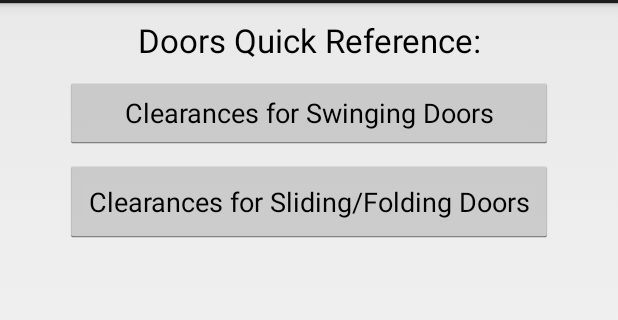
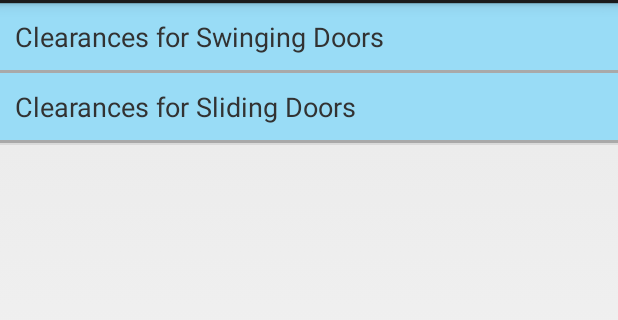
Before and after one commit to SCCapstone/ADAUSC, an Android app: the CalculatorScreen screen opened directly, with no data from a screen before it, after a tap on "Door Dimensions", on a phone screen of 412 x 824 dp, the part 69-389 px from its top. Run offline under Robolectric (Android 15) with nearby library versions, the phone set to English and light mode, and no system bars.

Commit message:
New Layout Doors Quick Reference
Different layout for the doors section of the quick reference

```diff
--- a/app/src/main/AndroidManifest.xml
+++ b/app/src/main/AndroidManifest.xml
@@ -137,6 +137,16 @@
                 android:value="sc.edu.cse.adausc.CalculatorScreen" />
         </activity>
 
+        <activity
+            android:label="@string/calc_doors_label"
+            android:name="edu.sc.cse.adausc.QRdoors"
+            android:parentActivityName="edu.sc.cse.adausc.CalculatorScreen">
+            <!-- Parent activity meta-data to support 4.0 and lower -->
+            <meta-data
+                android:name="android.support.PARENT_ACTIVITY"
+                android:value="sc.edu.cse.adausc.CalculatorScreen" />
+        </activity>
+
     </application>
 
 </manifest>
--- a/app/src/main/java/edu/sc/cse/adausc/CalculatorScreen.java
+++ b/app/src/main/java/edu/sc/cse/adausc/CalculatorScreen.java
@@ -71,10 +71,18 @@ public class CalculatorScreen extends Activity {
         });
 
 
+        /*btnDoors.setOnClickListener(new View.OnClickListener() {
+            @Override
+            public void onClick(View viewDoors) {
+                Intent doors = new Intent (CalculatorScreen.this, CalcDoors.class);
+                startActivity((doors));
+            }
+        });*/
+
         btnDoors.setOnClickListener(new View.OnClickListener() {
             @Override
             public void onClick(View viewDoors) {
-                Intent doors = new Intent (CalculatorScreen.this, CalcDoors.class);
+                Intent doors = new Intent (CalculatorScreen.this, QRdoors.class);
                 startActivity((doors));
             }
         });
--- /dev/null
+++ b/app/src/main/java/edu/sc/cse/adausc/QRdoors.java
@@ -0,0 +1,92 @@
+package edu.sc.cse.adausc;
+
+import android.app.Activity;
+import android.content.Context;
+import android.content.Intent;
+import android.os.Bundle;
+import android.text.method.LinkMovementMethod;
+import android.view.Menu;
+import android.view.MenuItem;
+import android.view.View;
+import android.view.ViewGroup;
+import android.view.WindowManager;
+import android.view.inputmethod.InputMethodManager;
+import android.widget.Button;
+import android.widget.TextView;
+import android.widget.EditText;
+
+/**
+ * Created by David on 3/21/2015.
+ */
+public class QRdoors extends Activity{
+
+
+    TextView content1;
+    TextView content2;
+    @Override
+    protected void onCreate(Bundle savedInstanceState) {
+        super.onCreate(savedInstanceState);
+        setContentView(R.layout.activity_qr_doors);
+
+        //enable return to home from action bar
+        getActionBar().setDisplayHomeAsUpEnabled(true);
+
+        content1 = (TextView) findViewById(R.id.contentTextView1);
+        content2 = (TextView) findViewById(R.id.contentTextView2);
+
+        content1.setVisibility(View.GONE);
+        content2.setVisibility(View.GONE);
+    }
+
+    public void toggle_contents(View view1){
+        content1.setVisibility(content1.isShown()
+                ? View.GONE
+                : View.VISIBLE);
+
+        content1.setText("Door openings must provide a clear minimum width of 32 inches. \n" +
+                "\n" +
+                "Hinged doors must open 90 degrees. \n" +
+                "\n" +
+                "Thresholds cannot be more than ½ inch high. \n" +
+                "\n" +
+                "Maneuvering clearances for swinging doors: \n" +
+                "\n" +
+                "Approach from front, pull: Minimum 60 inches perpendicular to doorway and 18 inches parallel to doorway\n" +
+                "\n" +
+                "Approach from front, push: Minimum 48 inches perpendicular to doorway and 0 inches parallel to doorway\n" +
+                "\n" +
+                "Approach from hinge side, pull: Minimum 60 inches perpendicular to doorway and 36 inches parallel to doorway\n" +
+                "\n" +
+                "Approach from hinge side, push: Minimum 42 inches perpendicular to doorway and 22 inches parallel to doorway\n" +
+                "\n" +
+                "Approach from latch/knob side, pull: Minimum 48 inches perpendicular to doorway and 24 inches parallel to doorway\n" +
+                "\n" +
+                "Approach from latch/knob side, push: Minimum 42 inches perpendicular to doorway and 24 inches parallel to doorway\n" +
+                "\n" +
+                "See Section 404 for more detail and graphics.\n");
+    }
+
+    public void toggle_contents2(View view2) {
+        content2.setVisibility(content2.isShown()
+                ? View.GONE
+                : View.VISIBLE);
+
+        content2.setText("Door openings must provide a clear minimum width of 32 inches. \n" +
+                "\n" +
+                "Hinged doors must open 90 degrees. \n" +
+                "\n" +
+                "Thresholds cannot be more than ½ inch high. \n" +
+                "\n" +
+                "Maneuvering clearances for sliding/folding doors:\n" +
+                "\n" +
+                "Approach from front:  Minimum 48 inches perpendicular to doorway and 0 inches parallel to doorway\n" +
+                "\n" +
+                "Approach from side: Minimum 42 inches perpendicular to doorway and 0 inches parallel to doorway\n" +
+                "\n" +
+                "Approach from hinge side: Minimum 42 inches perpendicular to doorway and 22 inches parallel to doorway\n" +
+                "\n" +
+                "Approach from latch/knob side: Minimum 42 inches perpendicular to doorway and 24 inches parallel doorway\n" +
+                "\n" +
+                "See Section 404 for more detail and graphics.\n");
+    }
+}
--- /dev/null
+++ b/app/src/main/res/layout/activity_qr_doors.xml
@@ -0,0 +1,107 @@
+<?xml version="1.0" encoding="utf-8"?>
+
+<ScrollView
+    xmlns:android="http://schemas.android.com/apk/res/android"
+    android:layout_width="match_parent"
+    android:layout_height="match_parent"
+    android:fillViewport="true">
+
+    <RelativeLayout xmlns:android="http://schemas.android.com/apk/res/android"
+        android:layout_width="match_parent"
+        android:layout_height="match_parent">
+
+        <TextView
+            android:layout_width="fill_parent"
+            android:layout_height="wrap_content"
+            android:text="Clearances for Swinging Doors"
+            android:id="@+id/titleTextView1"
+            android:gravity="left"
+            android:layout_alignParentTop="false"
+            android:clickable="true"
+            android:onClick="toggle_contents"
+            android:textSize="18sp"
+            android:padding="10dp"
+            android:layout_alignParentRight="true"
+            android:layout_alignParentEnd="true"
+            android:layout_alignParentLeft="true"
+            android:layout_alignParentStart="true"
+            android:background="#99dcf6"/>
+
+        <View
+            android:layout_width="fill_parent"
+            android:layout_height="2dp"
+            android:background="#A9A9A9"
+            android:layout_below="@+id/titleTextView1"
+            android:id="@+id/line1"/>
+
+        <TextView
+            android:layout_width="wrap_content"
+            android:layout_height="wrap_content"
+            android:text="Line of Text 1"
+            android:id="@+id/contentTextView1"
+            android:layout_below="@+id/line1"
+            android:textSize="15sp"
+            android:layout_alignParentLeft="true"
+            android:layout_alignParentStart="true"
+            android:layout_alignParentRight="true"
+            android:layout_alignParentEnd="true"
+            android:paddingLeft="20dp"
+            android:paddingRight="10dp"
+            android:paddingTop="4dp"
+            android:paddingBottom="4dp" />
+
+        <View
+            android:layout_width="fill_parent"
+            android:layout_height="1dp"
+            android:background="#DADADA"
+            android:layout_below="@+id/contentTextView1"/>
+
+        <TextView
+            android:layout_width="wrap_content"
+            android:layout_height="wrap_content"
+            android:text="Clearances for Sliding Doors"
+            android:clickable="true"
+            android:id="@+id/titleTextView2"
+            android:layout_below="@+id/contentTextView1"
+            android:layout_alignParentRight="true"
+            android:layout_alignParentEnd="true"
+            android:onClick="toggle_contents2"
+            android:textSize="18sp"
+            android:padding="10dp"
+            android:layout_alignParentLeft="true"
+            android:layout_alignParentStart="true"
+            android:background="#99dcf6"/>
+
+        <View
+            android:layout_width="fill_parent"
+            android:layout_height="2dp"
+            android:background="#A9A9A9"
+            android:layout_below="@+id/titleTextView2"
+            android:id="@+id/line2"/>
+
+        <TextView
+            android:layout_width="wrap_content"
+            android:layout_height="wrap_content"
+            android:text="Line of Text 2"
+            android:id="@+id/contentTextView2"
+            android:layout_below="@+id/line2"
+            android:layout_alignParentLeft="true"
+            android:layout_alignParentStart="true"
+            android:layout_alignParentRight="true"
+            android:layout_alignParentEnd="true"
+            android:textSize="15sp"
+            android:paddingLeft="20dp"
+            android:paddingRight="10dp"
+            android:paddingTop="4dp"
+            android:paddingBottom="4dp" />
+
+        <View
+            android:layout_width="fill_parent"
+            android:layout_height="1dp"
+            android:background="#DADADA"
+            android:layout_below="@+id/contentTextView2"
+            android:id="@+id/view" />
+
+    </RelativeLayout>
+
+</ScrollView>
```
